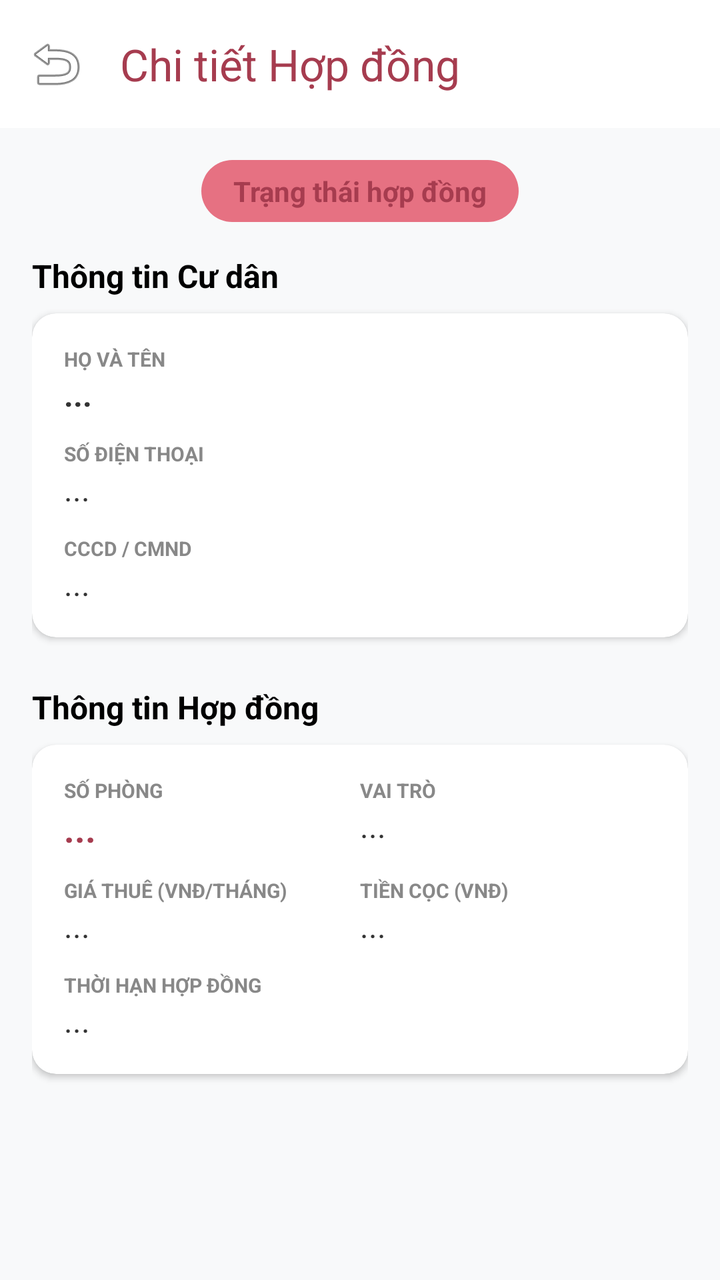
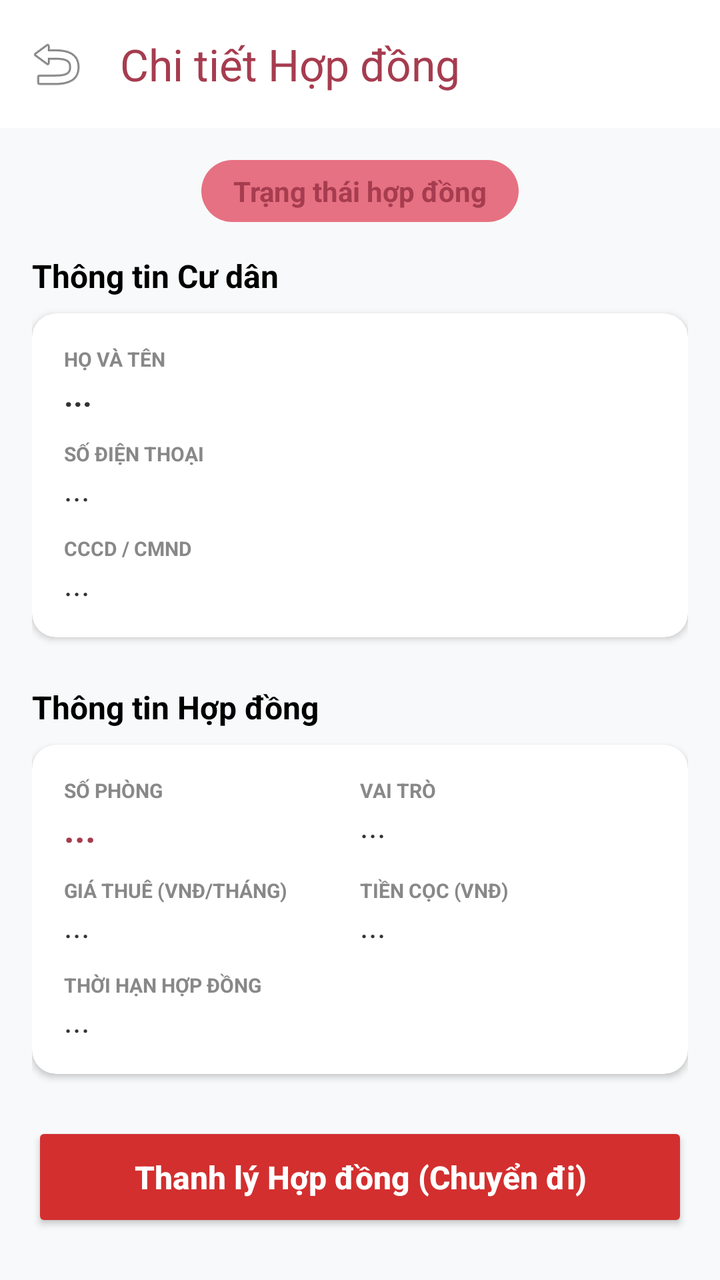

Two renders of the same Android screen: before a commit and after it. Below are the layout's source before the change and the commit's diff.
<!-- AndroidManifest.xml: application theme Theme.Apt -->
<!-- res/layout/fragment_contract_detail.xml -->
<?xml version="1.0" encoding="utf-8"?>
<LinearLayout xmlns:android="http://schemas.android.com/apk/res/android"
    xmlns:app="http://schemas.android.com/apk/res-auto"
    android:layout_width="match_parent"
    android:layout_height="match_parent"
    android:background="#F8F9FA"
    android:orientation="vertical">

    <androidx.appcompat.widget.Toolbar
        android:id="@+id/toolbar_contract_detail"
        android:layout_width="match_parent"
        android:layout_height="?attr/actionBarSize"
        android:background="@color/white"
        android:elevation="4dp"
        app:navigationIcon="@android:drawable/ic_menu_revert"
        app:title="Chi tiết Hợp đồng"
        app:titleTextColor="#A63C4F" />

    <ScrollView
        android:layout_width="match_parent"
        android:layout_height="match_parent"
        android:padding="16dp"
        android:scrollbars="none">

        <LinearLayout
            android:layout_width="match_parent"
            android:layout_height="wrap_content"
            android:orientation="vertical">

            <TextView
                android:id="@+id/tv_detail_status"
                android:layout_width="wrap_content"
                android:layout_height="wrap_content"
                android:layout_gravity="center"
                android:layout_marginBottom="16dp"
                android:background="@drawable/bg_button"
                android:paddingHorizontal="16dp"
                android:paddingVertical="6dp"
                android:text="Trạng thái hợp đồng"
                android:textColor="#A63C4F"
                android:textSize="14sp"
                android:textStyle="bold" />

            <TextView
                android:layout_width="wrap_content"
                android:layout_height="wrap_content"
                android:text="Thông tin Cư dân"
                android:textColor="#000000"
                android:textSize="16sp"
                android:textStyle="bold"
                android:layout_marginBottom="8dp"/>

            <androidx.cardview.widget.CardView
                android:layout_width="match_parent"
                android:layout_height="wrap_content"
                android:layout_marginBottom="24dp"
                app:cardBackgroundColor="@color/white"
                app:cardCornerRadius="12dp"
                app:cardElevation="2dp">

                <LinearLayout
                    android:layout_width="match_parent"
                    android:layout_height="wrap_content"
                    android:orientation="vertical"
                    android:padding="16dp">

                    <TextView android:layout_width="wrap_content" android:layout_height="wrap_content" android:text="HỌ VÀ TÊN" android:textColor="#888888" android:textSize="10sp" android:textStyle="bold" />
                    <TextView android:id="@+id/tv_detail_resident_name" android:layout_width="match_parent" android:layout_height="wrap_content" android:text="..." android:textColor="#333333" android:textSize="16sp" android:textStyle="bold" android:layout_marginBottom="12dp" />

                    <TextView android:layout_width="wrap_content" android:layout_height="wrap_content" android:text="SỐ ĐIỆN THOẠI" android:textColor="#888888" android:textSize="10sp" android:textStyle="bold" />
                    <TextView android:id="@+id/tv_detail_phone" android:layout_width="match_parent" android:layout_height="wrap_content" android:text="..." android:textColor="#333333" android:textSize="16sp" android:layout_marginBottom="12dp" />

                    <TextView android:layout_width="wrap_content" android:layout_height="wrap_content" android:text="CCCD / CMND" android:textColor="#888888" android:textSize="10sp" android:textStyle="bold" />
                    <TextView android:id="@+id/tv_detail_cccd" android:layout_width="match_parent" android:layout_height="wrap_content" android:text="..." android:textColor="#333333" android:textSize="16sp" />
                </LinearLayout>
            </androidx.cardview.widget.CardView>

            <TextView
                android:layout_width="wrap_content"
                android:layout_height="wrap_content"
                android:text="Thông tin Hợp đồng"
                android:textColor="#000000"
                android:textSize="16sp"
                android:textStyle="bold"
                android:layout_marginBottom="8dp"/>

            <androidx.cardview.widget.CardView
                android:layout_width="match_parent"
                android:layout_height="wrap_content"
                android:layout_marginBottom="24dp"
                app:cardBackgroundColor="@color/white"
                app:cardCornerRadius="12dp"
                app:cardElevation="2dp">

                <LinearLayout
                    android:layout_width="match_parent"
                    android:layout_height="wrap_content"
                    android:orientation="vertical"
                    android:padding="16dp">

                    <LinearLayout android:layout_width="match_parent" android:layout_height="wrap_content" android:orientation="horizontal" android:weightSum="2" android:layout_marginBottom="12dp">
                        <LinearLayout android:layout_width="0dp" android:layout_weight="1" android:layout_height="wrap_content" android:orientation="vertical">
                            <TextView android:layout_width="wrap_content" android:layout_height="wrap_content" android:text="SỐ PHÒNG" android:textColor="#888888" android:textSize="10sp" android:textStyle="bold" />
                            <TextView android:id="@+id/tv_detail_room" android:layout_width="match_parent" android:layout_height="wrap_content" android:text="..." android:textColor="#A63C4F" android:textSize="18sp" android:textStyle="bold" />
                        </LinearLayout>
                        <LinearLayout android:layout_width="0dp" android:layout_weight="1" android:layout_height="wrap_content" android:orientation="vertical">
                            <TextView android:layout_width="wrap_content" android:layout_height="wrap_content" android:text="VAI TRÒ" android:textColor="#888888" android:textSize="10sp" android:textStyle="bold" />
                            <TextView android:id="@+id/tv_detail_role" android:layout_width="match_parent" android:layout_height="wrap_content" android:text="..." android:textColor="#333333" android:textSize="16sp" />
                        </LinearLayout>
                    </LinearLayout>

                    <LinearLayout android:layout_width="match_parent" android:layout_height="wrap_content" android:orientation="horizontal" android:weightSum="2" android:layout_marginBottom="12dp">
                        <LinearLayout android:layout_width="0dp" android:layout_weight="1" android:layout_height="wrap_content" android:orientation="vertical">
                            <TextView android:layout_width="wrap_content" android:layout_height="wrap_content" android:text="GIÁ THUÊ (VNĐ/THÁNG)" android:textColor="#888888" android:textSize="10sp" android:textStyle="bold" />
                            <TextView android:id="@+id/tv_detail_rental_price" android:layout_width="match_parent" android:layout_height="wrap_content" android:text="..." android:textColor="#333333" android:textSize="16sp" />
                        </LinearLayout>
                        <LinearLayout android:layout_width="0dp" android:layout_weight="1" android:layout_height="wrap_content" android:orientation="vertical">
                            <TextView android:layout_width="wrap_content" android:layout_height="wrap_content" android:text="TIỀN CỌC (VNĐ)" android:textColor="#888888" android:textSize="10sp" android:textStyle="bold" />
                            <TextView android:id="@+id/tv_detail_deposit" android:layout_width="match_parent" android:layout_height="wrap_content" android:text="..." android:textColor="#333333" android:textSize="16sp" />
                        </LinearLayout>
                    </LinearLayout>

                    <TextView android:layout_width="wrap_content" android:layout_height="wrap_content" android:text="THỜI HẠN HỢP ĐỒNG" android:textColor="#888888" android:textSize="10sp" android:textStyle="bold" />
                    <TextView android:id="@+id/tv_detail_dates" android:layout_width="match_parent" android:layout_height="wrap_content" android:text="..." android:textColor="#333333" android:textSize="16sp" />
                </LinearLayout>
            </androidx.cardview.widget.CardView>

        </LinearLayout>
    </ScrollView>
</LinearLayout>
<!-- resources referenced by this layout -->
<resources>
  <color name="white">#FFFFFFFF</color>
  <!-- drawable bg_button (drawable) -->
  <shape xmlns:android="http://schemas.android.com/apk/res/android">
      <solid android:color="@color/primary"/>
      <corners android:radius="20dp"/>
  </shape>
  <style name="Theme.Apt" parent="Base.Theme.Apt" />
  <color name="primary">#E67182</color>
  <style name="Base.Theme.Apt" parent="Theme.Material3.DayNight.NoActionBar">
          
          
      </style>
</resources>

<!-- the commit's change to res/layout/fragment_contract_detail.xml (unified diff, before → after) -->
@@ -125,6 +125,18 @@
                 </LinearLayout>
             </androidx.cardview.widget.CardView>
 
+            <androidx.appcompat.widget.AppCompatButton
+                android:id="@+id/btn_move_out"
+                android:layout_width="match_parent"
+                android:layout_height="55dp"
+                android:layout_marginBottom="24dp"
+                android:backgroundTint="#D32F2F"
+                android:text="Thanh lý Hợp đồng (Chuyển đi)"
+                android:textColor="@color/white"
+                android:textSize="16sp"
+                android:textStyle="bold"
+                android:textAllCaps="false"/>
+
         </LinearLayout>
     </ScrollView>
 </LinearLayout>
